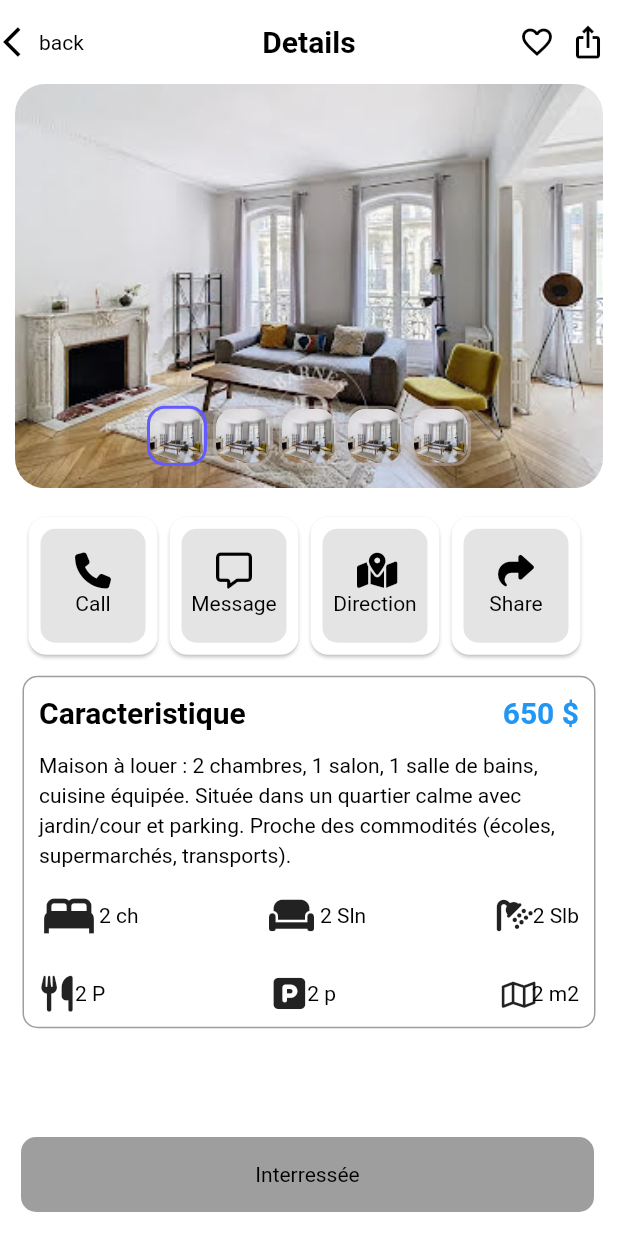
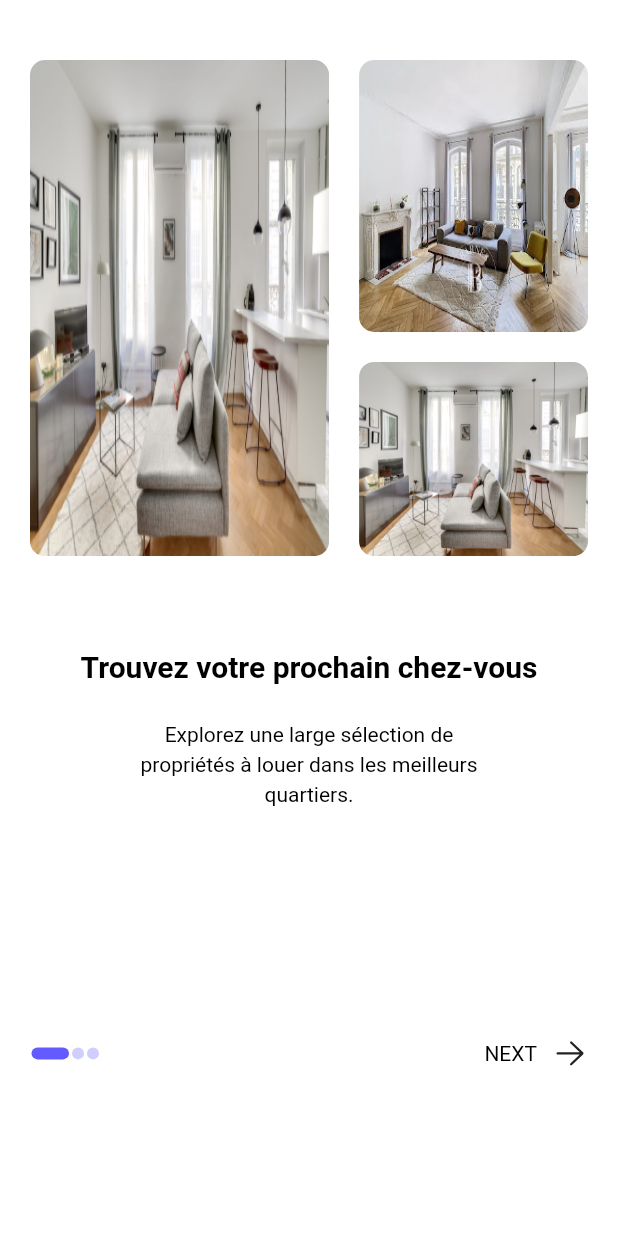
Before and after one commit to justinakonkwa/futela, a Flutter app: the screen it shows after launch, on a phone screen of 412 x 824 dp. Run offline on Flutter 3.47's test engine with Material 3 defaults, Android fonts, the phone set to English and light mode, and no system bars; our stand-ins replace country_code_picker, fluentui_system_icons, flutter_translate, font_awesome_flutter, intl_phone_field, shared_preferences; missing offline and left inert: store_redirect; Roboto replaces fonts that are missing (DMSans, Outfit).

Commit message:
add intro page and genereted folder

```diff
--- a/lib/main.dart
+++ b/lib/main.dart
@@ -4,13 +4,16 @@ import 'package:flutter_translate/flutter_translate.dart';
 
 import 'package:futela/language/language_preferences.dart';
 import 'package:futela/main_page.dart';
+import 'package:futela/pages/intro_screens/Intro.dart';
 import 'package:futela/screens/details_screen.dart';
 import 'package:futela/theme/theme_provider.dart';
 import 'package:provider/provider.dart';
 import 'package:shared_preferences/shared_preferences.dart';
 import 'package:flutter_localizations/flutter_localizations.dart';
+
 void main() async {
-  WidgetsFlutterBinding.ensureInitialized(); // Ensure plugin services are initialized
+  WidgetsFlutterBinding
+      .ensureInitialized(); // Ensure plugin services are initialized
 
   SharedPreferences prefs = await SharedPreferences.getInstance();
   String? savedLanguage = prefs.getString('language');
@@ -47,7 +50,8 @@ class _MyAppState extends State<MyApp> {
   Widget build(BuildContext context) {
     var localizationDelegate = LocalizedApp.of(context).delegate;
 
-    return Consumer<ThemeProvider>(builder: (context, provider, child) {
+    return Consumer<ThemeProvider>(
+      builder: (context, provider, child) {
         return MaterialApp(
           debugShowCheckedModeBanner: false,
           localizationsDelegates: [
@@ -62,10 +66,10 @@ class _MyAppState extends State<MyApp> {
           theme: provider.themeData,
           initialRoute: '/main',
           routes: {
-          '/main': (context) =>  ProductPage(),
-          // Add other routes if needed
+            '/main': (context) => Intro(),
           },
         );
-    });
+      },
+    );
   }
 }
--- /dev/null
+++ b/lib/pages/intro_screens/Intro.dart
@@ -0,0 +1,133 @@
+import 'dart:async';
+
+import 'package:fluentui_system_icons/fluentui_system_icons.dart';
+import 'package:flutter/material.dart';
+import 'package:flutter_translate/flutter_translate.dart';
+import 'package:futela/widgets/app_text.dart';
+import 'package:futela/widgets/bouton_next.dart';
+
+import '../../widgets/constantes.dart';
+import 'intro_page1.dart';
+import 'intro_page2.dart';
+import 'intro_page3.dart';
+
+class Intro extends StatefulWidget {
+  const Intro({super.key});
+
+  @override
+  State<Intro> createState() => _IntroState();
+}
+
+class _IntroState extends State<Intro> {
+  final PageController _controller = PageController(initialPage: 0);
+
+  List<Widget> introPages = [
+    const IntroPage1(),
+    const IntroPage2(),
+    const IntroPage3(),
+  ];
+  int _currentPage = 0;
+  bool last = false;
+
+  void _startTimer() {
+    Timer.periodic(const Duration(seconds: 10), (timer) {
+      if (_currentPage < 2) {
+        _currentPage++;
+      }
+      _controller.animateToPage(
+        _currentPage,
+        duration: const Duration(milliseconds: 5000),
+        curve: Curves.easeInOut,
+      );
+    });
+  }
+
+  @override
+  void initState() {
+    super.initState();
+    _startTimer();
+  }
+
+  @override
+  Widget build(BuildContext context) {
+    return Scaffold(
+      backgroundColor: Theme.of(context).colorScheme.background,
+      body: SafeArea(
+        child: Stack(
+          children: [
+            PageView(
+              controller: _controller,
+              onPageChanged: (index) => setState(() {
+                last = (index == 2);
+                _currentPage = index;
+              }),
+              children: introPages,
+            ),
+            Container(
+              alignment: const Alignment(0, 0.75),
+              child: Padding(
+                padding: const EdgeInsets.only(left: 20.0, right: 20),
+                child: Row(
+                  mainAxisAlignment: MainAxisAlignment.spaceBetween,
+                  children: [
+                    Row(
+                      mainAxisAlignment: MainAxisAlignment.center,
+                      children: List.generate(introPages.length, (indexDots) {
+                        return Container(
+                          margin: const EdgeInsets.only(left: 1, right: 1),
+                          width: _currentPage == indexDots ? 25 : 8,
+                          height: 8,
+                          decoration: BoxDecoration(
+                            borderRadius: BorderRadius.circular(8),
+                            color: _currentPage == indexDots
+                                ? Theme.of(context).colorScheme.primary
+                                : Theme.of(context)
+                                    .colorScheme
+                                    .primary
+                                    .withOpacity(0.3),
+                          ),
+                        );
+                      }),
+                    ),
+                    last
+                        ? NextButton(
+                            onTap: () {
+                              Navigator.pushNamedAndRemoveUntil(
+                                  context, '/connexion', (route) => false);
+                            },
+                            child: AppText(
+                              text: "START",
+                            ),
+                          )
+                        : NextButton(
+                            onTap: () => setState(() {
+                              last = (_currentPage == 2);
+                              _currentPage = _currentPage + 1;
+                              _controller.animateToPage(
+                                _currentPage,
+                                duration: const Duration(milliseconds: 800),
+                                curve: Curves.easeInOut,
+                              );
+                            }),
+                            child: Row(
+                              children: [
+                                AppText(
+                                  text: 'NEXT',
+                                ),
+                                sizedbox2,
+                                const Icon(
+                                  FluentIcons.arrow_right_48_regular,
+                                )
+                              ],
+                            ),
+                          ),
+                  ],
+                ),
+              ),
+            )
+          ],
+        ),
+      ),
+    );
+  }
+}
--- /dev/null
+++ b/lib/pages/intro_screens/intro_page1.dart
@@ -0,0 +1,99 @@
+import 'package:flutter/material.dart';
+import 'package:flutter_translate/flutter_translate.dart';
+import 'package:futela/generated/assets.dart';
+import 'package:futela/widgets/app_text_large.dart';
+import 'package:futela/widgets/constantes.dart';
+
+class IntroPage1 extends StatelessWidget {
+  const IntroPage1({super.key});
+
+  @override
+  Widget build(BuildContext context) {
+    List images = [
+      Assets.introIntro8,
+      Assets.introIntro5,
+      Assets.introIntro8,
+    ];
+    return Container(
+      alignment: Alignment.center,
+      child: Padding(
+        padding: EdgeInsets.only(
+          top: 20,
+          bottom: MediaQuery.of(context).size.height * 0.08,
+        ),
+        child: Column(
+          mainAxisAlignment: MainAxisAlignment.start,
+          children: [
+            Container(
+              padding: const EdgeInsets.all(20.0),
+              height: MediaQuery.of(context).size.height * 0.45,
+              width: double.maxFinite,
+              child: Row(
+                mainAxisAlignment: MainAxisAlignment.spaceBetween,
+                children: [
+                  Expanded(
+                    child: Container(
+                      width: MediaQuery.of(context).size.width / 2,
+                      decoration: BoxDecoration(
+                        borderRadius: borderRadius,
+                        image: DecorationImage(
+                            image: AssetImage(images[0]), fit: BoxFit.fill),
+                      ),
+                    ),
+                  ),
+                  Column(
+                    children: [
+                      Container(
+                        margin: const EdgeInsets.only(left: 20, bottom: 20),
+                        height: MediaQuery.of(context).size.height * 0.22,
+                        width: MediaQuery.of(context).size.width / 2.7,
+                        decoration: BoxDecoration(
+                          borderRadius: borderRadius,
+                          image: DecorationImage(
+                              image: AssetImage(images[1]), fit: BoxFit.fill),
+                        ),
+                      ),
+                      Expanded(
+                        child: Container(
+                          margin: const EdgeInsets.only(left: 20),
+                          width: MediaQuery.of(context).size.width / 2.7,
+                          decoration: BoxDecoration(
+                            borderRadius: borderRadius,
+                            image: DecorationImage(
+                                image: AssetImage(images[2]), fit: BoxFit.fill),
+                          ),
+                        ),
+                      ),
+                    ],
+                  )
+                ],
+              ),
+            ),
+            sizedbox,
+            sizedbox,
+            sizedbox,
+            sizedbox,
+            AppTextLarge(
+              text: 'Trouvez votre prochain chez-vous',
+              size: 20,
+            ),
+            sizedbox,
+            sizedbox,
+            SizedBox(
+              width: MediaQuery.of(context).size.width / 1.6,
+              child: Text(
+                'Explorez une large sélection de propriétés à louer dans les meilleurs quartiers.',
+                style: const TextStyle(
+                  fontFamily: 'DMSans',
+                  letterSpacing: 0,
+                  decoration: TextDecoration.none,
+                ),
+                textAlign: TextAlign.center,
+              ),
+            ),
+          ],
+        ),
+      ),
+    );
+  }
+}
--- a/lib/screens/details_screen.dart
+++ b/lib/screens/details_screen.dart
@@ -1,4 +1,3 @@
-import 'package:flutter/cupertino.dart';
 import 'package:flutter/material.dart';
 import 'package:font_awesome_flutter/font_awesome_flutter.dart';
 import 'package:futela/widgets/app_text.dart';
@@ -29,10 +28,10 @@ class _ProductPageState extends State<ProductPage> {
   ];
 
   final List<int> colorValue = [
-    0xFF123456, // Couleurs de démonstration (à remplacer par vos couleurs)
+    0xFF123456,
     0xFF654321,
     0xFFabcdef,
-    0xFF123456, // Couleurs de démonstration (à remplacer par vos couleurs)
+    0xFF123456,
     0xFF654321,
   ];
 
@@ -51,19 +50,18 @@ class _ProductPageState extends State<ProductPage> {
   @override
   Widget build(BuildContext context) {
     if (imagePath.isEmpty || colorValue.isEmpty) {
-      return Scaffold(
+      return const Scaffold(
         body: Center(
           child: Text('Aucune donnée disponible'),
         ),
       );
     }
-
     return Scaffold(
       appBar: AppBar(
         leading: Row(
-          children: [
-            Padding(
-              padding: const EdgeInsets.only(left: 2.0),
+          children:  [
+            const Padding(
+              padding: EdgeInsets.only(left: 2.0),
               child: Icon(
                 Icons.arrow_back_ios,
               ),
```
Also changed, not shown: lib/pages/intro_screens/intro_page2.dart (added, +154 -0 lines), lib/pages/intro_screens/intro_page3.dart (added, +100 -0 lines), lib/generated/assets.dart (added). Lines whose indentation alone changed are shown as unchanged.
